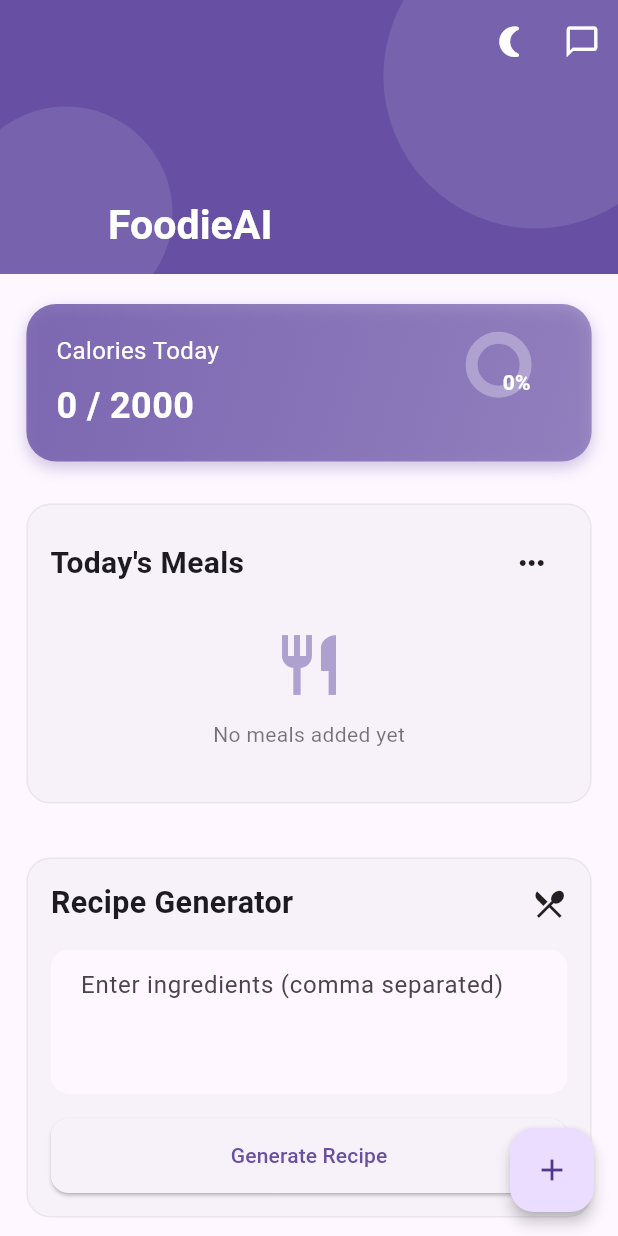
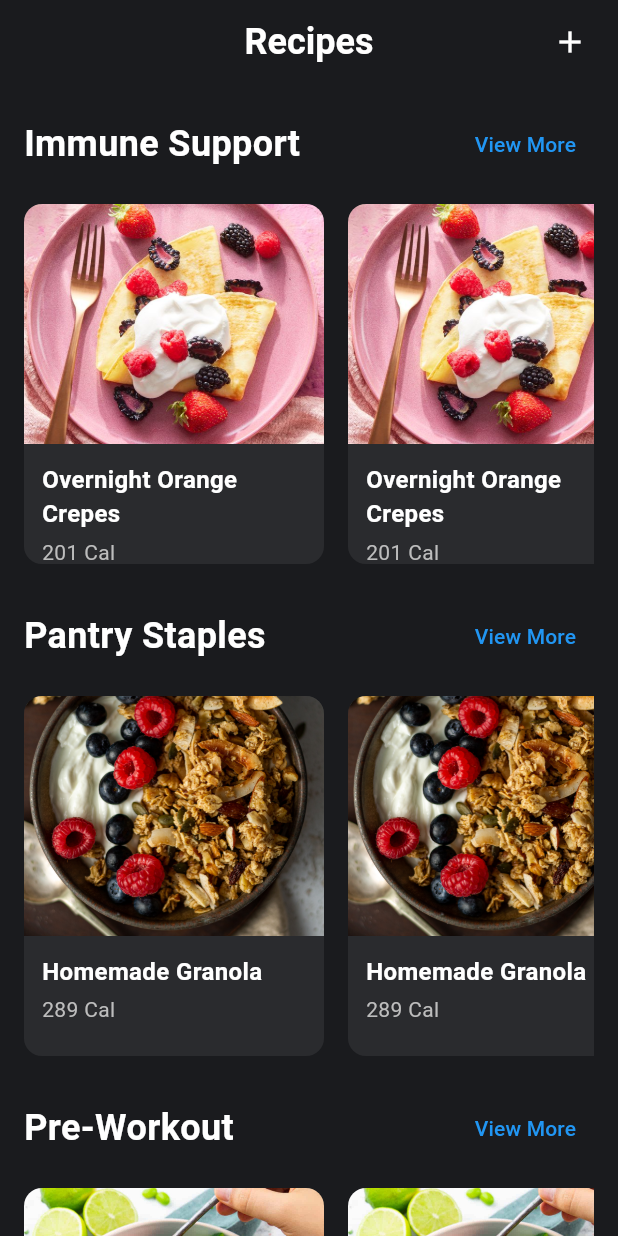
Before and after one commit to ShakilKhan999/recipe_app, a Flutter app: the screen it shows after launch, on a phone screen of 412 x 824 dp. Run offline on Flutter 3.47's test engine with Material 3 defaults, Android fonts, the phone set to English and light mode, and no system bars; our stand-ins replace flutter_screenutil, get, get_storage, google_generative_ai.

Commit message:
add recpei_view

```diff
--- a/lib/controllers/home_controller.dart
+++ b/lib/controllers/home_controller.dart
@@ -1,5 +1,4 @@
 // lib/app/controllers/home_controller.dart
-
 import 'package:get/get.dart';
 import 'package:get_storage/get_storage.dart';
 import 'package:google_generative_ai/google_generative_ai.dart';
@@ -15,16 +14,15 @@ class HomeController extends GetxController {
   RxBool isLoading = false.obs;
   RxString selectedCategory = 'All'.obs;
 
-  // Predefined categories for recipes
-  final categories = [
+  // Predefined categories for recipes as RxList
+  final RxList<String> categories = [
     'All',
     'Breakfast',
     'Main Course',
     'Dessert',
-    'Vegetarian',
     'Quick Meals',
     'Healthy',
-  ];
+  ].obs;
 
   @override
   void onInit() {
@@ -32,7 +30,6 @@ class HomeController extends GetxController {
     _loadFromStorage();
   }
 
-  // Load saved data from local storage
   void _loadFromStorage() {
     final box = GetStorage();
     final savedMeals = box.read('meals');
@@ -43,10 +40,15 @@ class HomeController extends GetxController {
     }
     if (savedRecs != null) {
       savedRecipes.value = List<Map<String, dynamic>>.from(savedRecs);
+      // Convert categories to List<String> when loading
+      for (var recipe in savedRecipes) {
+        if (recipe['categories'] != null) {
+          recipe['categories'] = (recipe['categories'] as List).map((e) => e.toString()).toList();
+        }
+      }
     }
   }
 
-  // Generate recipe using Gemini AI
   Future<String> generateRecipe(String ingredients) async {
     isLoading.value = true;
     try {
@@ -69,7 +71,6 @@ class HomeController extends GetxController {
     }
   }
 
-  // Add a new meal to today's meals
   void addMeal(String mealType, String food, int calories) {
     todayMeals.add({
       'type': mealType,
@@ -80,12 +81,14 @@ class HomeController extends GetxController {
     _updateStorage();
   }
 
-  // Save a generated recipe with categories
-  void saveRecipe(String recipe, String ingredients, List<String> categories) {
+  void saveRecipe(String recipe, String ingredients, List<String> recipeCategories) {
+    // Ensure categories are strings
+    final List<String> validCategories = recipeCategories.map((e) => e.toString()).toList();
+
     savedRecipes.add({
       'recipe': recipe,
       'ingredients': ingredients,
-      'categories': categories,
+      'categories': validCategories,
       'timestamp': DateTime.now().toIso8601String(),
       'id': DateTime.now().millisecondsSinceEpoch.toString(),
       'isFavorite': false,
@@ -93,17 +96,16 @@ class HomeController extends GetxController {
     _updateStorage();
   }
 
-  // Get recipes filtered by selected category
   List<Map<String, dynamic>> getFilteredRecipes() {
     if (selectedCategory.value == 'All') {
       return savedRecipes;
     }
-    return savedRecipes.where((recipe) =>
-      (recipe['categories'] as List<String>).contains(selectedCategory.value)
-    ).toList();
+    return savedRecipes.where((recipe) {
+      final recipeCategories = (recipe['categories'] as List).map((e) => e.toString()).toList();
+      return recipeCategories.contains(selectedCategory.value);
+    }).toList();
   }
 
-  // Toggle favorite status of a recipe
   void toggleFavorite(String id) {
     final index = savedRecipes.indexWhere((recipe) => recipe['id'] == id);
     if (index != -1) {
@@ -112,31 +114,26 @@ class HomeController extends GetxController {
     }
   }
 
-  // Delete a recipe
   void deleteRecipe(String id) {
     savedRecipes.removeWhere((recipe) => recipe['id'] == id);
     _updateStorage();
   }
 
-  // Clear all meals for today
   void clearTodayMeals() {
     todayMeals.clear();
     _updateStorage();
   }
 
-  // Get total calories for today
   int getTotalCalories() {
     return todayMeals.fold(0, (sum, meal) => sum + (meal['calories'] as int));
   }
 
-  // Update local storage with current data
   void _updateStorage() {
     final box = GetStorage();
     box.write('meals', todayMeals.toList());
     box.write('recipes', savedRecipes.toList());
   }
 
-  // Clean up resources
   @override
   void onClose() {
     super.onClose();
--- a/lib/main.dart
+++ b/lib/main.dart
@@ -1,28 +1,37 @@
 import 'package:flutter/material.dart';
 import 'package:flutter_screenutil/flutter_screenutil.dart';
-import 'package:food_recepi/routes/app_pages.dart';
+import 'package:food_recepi/controllers/home_controller.dart';
+import 'package:food_recepi/controllers/recpei_controller.dart';
 import 'package:food_recepi/theme.dart';
+import 'package:food_recepi/views/recpei_view.dart';
 import 'package:get/get.dart';
 import 'package:get_storage/get_storage.dart';
 
-void main() async {
+void main() async{
+  // Initialize controller
    await GetStorage.init();
-  runApp(
-    ScreenUtilInit(
-      designSize: const Size(375, 812),
+  Get.put(RecipeController());
+  Get.put(HomeController());
+  runApp(const MyApp());
+}
+
+class MyApp extends StatelessWidget {
+  const MyApp({Key? key}) : super(key: key);
+
+  @override
+  Widget build(BuildContext context) {
+    return ScreenUtilInit(
        minTextAdapt: true,
       splitScreenMode: true,
-      builder: (context, child) {
-        return GetMaterialApp(
-          title: "FoodieAI",
-          initialRoute: AppPages.INITIAL,
-          getPages: AppPages.routes,
+      builder: (context, child) => GetMaterialApp(
+        title: 'Recipe App',
         theme: AppTheme.lightTheme,
       darkTheme: AppTheme.darkTheme,
       themeMode: ThemeMode.system,
+        home: const RecpeiView(),
         debugShowCheckedModeBanner: false,
-        );
-      },
-    ),
+      )
+
     );
   }
+}
--- /dev/null
+++ b/lib/models/recpei_model.dart
@@ -0,0 +1,21 @@
+class RecipeModel {
+  final String title;
+  final String imageUrl;
+  final int calories;
+  final List<String> tags;
+  final Map<String, double> nutrition;
+  final List<String> ingredients;
+  final List<String> directions;
+  final int servings;
+
+  RecipeModel({
+    required this.title,
+    required this.imageUrl,
+    required this.calories,
+    required this.tags,
+    required this.nutrition,
+    required this.ingredients,
+    required this.directions,
+    required this.servings,
+  });
+}
--- /dev/null
+++ b/lib/views/recpei_view.dart
@@ -0,0 +1,104 @@
+import 'package:flutter/material.dart';
+import 'package:food_recepi/controllers/recpei_controller.dart';
+import 'package:food_recepi/views/home_view.dart';
+import 'package:food_recepi/widgets/recpeiCard.dart';
+import 'package:get/get.dart';
+
+class RecpeiView extends StatelessWidget {
+  const RecpeiView({Key? key}) : super(key: key);
+
+  @override
+  Widget build(BuildContext context) {
+    final RecipeController controller = Get.find();
+
+    return Scaffold(
+      backgroundColor: const Color(0xFF1A1B1E),
+      appBar: AppBar(
+        backgroundColor: const Color(0xFF1A1B1E),
+        elevation: 0,
+        title: const Text(
+          'Recipes',
+          style: TextStyle(
+            color: Colors.white,
+            fontSize: 24,
+            fontWeight: FontWeight.bold,
+          ),
+        ),
+        actions: [
+          IconButton(
+            icon: const Icon(Icons.add, color: Colors.white),
+            onPressed: () {
+              Get.to(HomeView());
+            },
+          ),
+
+          const SizedBox(width: 8), // Added padding at the end
+        ],
+      ),
+      body: SafeArea(
+        child: Obx(
+          () => controller.isLoading.value
+              ? const Center(child: CircularProgressIndicator())
+              : SingleChildScrollView(
+                  child: Padding(
+                    padding: const EdgeInsets.all(16.0),
+                    child: Column(
+                      crossAxisAlignment: CrossAxisAlignment.start,
+                      children: controller.categories.map((category) {
+                        return Column(
+                          children: [
+                            _buildCategorySection(category, controller),
+                            const SizedBox(height: 24),
+                          ],
+                        );
+                      }).toList(),
+                    ),
+                  ),
+                ),
+        ),
+      ),
+    );
+  }
+
+  Widget _buildCategorySection(String category, RecipeController controller) {
+    return Column(
+      crossAxisAlignment: CrossAxisAlignment.start,
+      children: [
+        Row(
+          mainAxisAlignment: MainAxisAlignment.spaceBetween,
+          children: [
+            Text(
+              category,
+              style: const TextStyle(
+                color: Colors.white,
+                fontSize: 24,
+                fontWeight: FontWeight.bold,
+              ),
+            ),
+            TextButton(
+              onPressed: () {},
+              child: const Text(
+                'View More',
+                style: TextStyle(color: Colors.blue),
+              ),
+            ),
+          ],
+        ),
+        const SizedBox(height: 16),
+        SizedBox(
+          height: 240,
+          child: Obx(
+            () => ListView.builder(
+              scrollDirection: Axis.horizontal,
+              itemCount: controller.getRecipesByCategory(category).length,
+              itemBuilder: (context, index) {
+                final recipe = controller.getRecipesByCategory(category)[index];
+                return RecipeCard(recipe: recipe);
+              },
+            ),
+          ),
+        ),
+      ],
+    );
+  }
+}
--- /dev/null
+++ b/lib/widgets/recpeiCard.dart
@@ -0,0 +1,67 @@
+import 'package:flutter/material.dart';
+import 'package:food_recepi/models/recpei_model.dart';
+import 'package:food_recepi/views/recpei_details_screen.dart';
+import 'package:get/get.dart';
+class RecipeCard extends StatelessWidget {
+  final RecipeModel recipe;
+
+  const RecipeCard({
+    Key? key,
+    required this.recipe,
+  }) : super(key: key);
+
+  @override
+  Widget build(BuildContext context) {
+    return GestureDetector(
+      onTap: () => Get.to(() => RecipeDetailScreen(recipe: recipe)),
+      child: Container(
+        width: 200,
+        margin: const EdgeInsets.only(right: 16),
+        decoration: BoxDecoration(
+          color: const Color(0xFF2A2B2E),
+          borderRadius: BorderRadius.circular(12),
+        ),
+        child: Column(
+          crossAxisAlignment: CrossAxisAlignment.start,
+          children: [
+            ClipRRect(
+              borderRadius: const BorderRadius.vertical(top: Radius.circular(12)),
+              child: Image.asset(
+                recipe.imageUrl,
+                height: 160,
+                width: double.infinity,
+                fit: BoxFit.cover,
+              ),
+            ),
+            Padding(
+              padding: const EdgeInsets.all(12),
+              child: Column(
+                crossAxisAlignment: CrossAxisAlignment.start,
+                children: [
+                  Text(
+                    recipe.title,
+                    style: const TextStyle(
+                      color: Colors.white,
+                      fontSize: 16,
+                      fontWeight: FontWeight.w600,
+                    ),
+                    maxLines: 2,
+                    overflow: TextOverflow.ellipsis,
+                  ),
+                  const SizedBox(height: 4),
+                  Text(
+                    '${recipe.calories} Cal',
+                    style: TextStyle(
+                      color: Colors.grey[400],
+                      fontSize: 14,
+                    ),
+                  ),
+                ],
+              ),
+            ),
+          ],
+        ),
+      ),
+    );
+  }
+}
--- a/pubspec.yaml
+++ b/pubspec.yaml
@@ -63,8 +63,8 @@ flutter:
   uses-material-design: true
 
   # To add assets to your application, add an assets section, like this:
-  # assets:
-  #   - images/a_dot_burr.jpeg
+  assets:
+    - assets/images/
   #   - images/a_dot_ham.jpeg
 
   # An image asset can refer to one or more resolution-specific "variants", see
```
Also changed, not shown: lib/controllers/recpei_controller.dart (added, +283 -0 lines), lib/views/chatbot_view.dart (+12 -10 lines), lib/views/recpei_details_screen.dart (added, +171 -0 lines), assets/images/crepes.jpg (added), assets/images/granola.jpg (added), assets/images/quinoa_bowl.jpg (added). Lines whose indentation alone changed are shown as unchanged.
